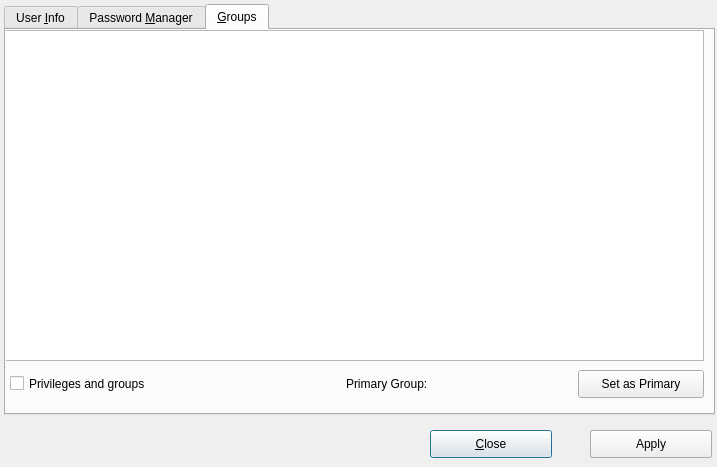
This is ui/UserProperties.ui in xen0vas/UserManager as Qt 5 draws it before an edit. The edited form follows.
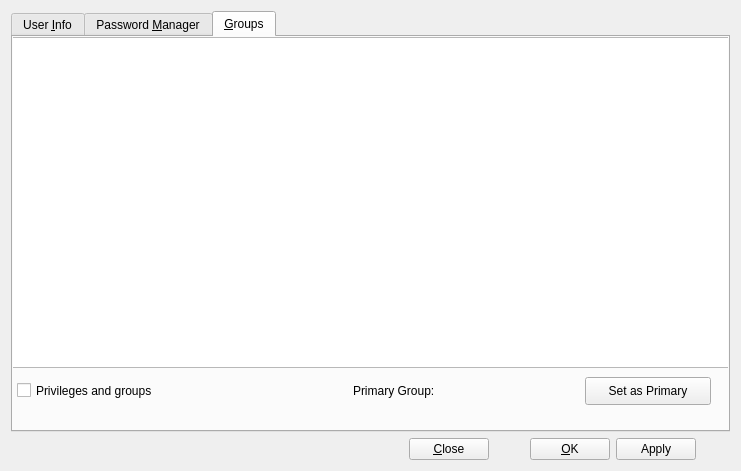
This is the edited form. The open tabs and pages were chosen to show the change. Icons and pictures are not drawn.

Patch:
```diff
--- a/ui/UserProperties.ui
+++ b/ui/UserProperties.ui
@@ -6,8 +6,8 @@
    <rect>
     <x>0</x>
     <y>0</y>
-    <width>717</width>
-    <height>467</height>
+    <width>741</width>
+    <height>471</height>
    </rect>
   </property>
   <property name="windowTitle">
@@ -17,49 +17,9 @@
    <iconset resource="../resources/images.qrc">
     <normaloff>:/new/prefix1/images/adduser.jpeg</normaloff>:/new/prefix1/images/adduser.jpeg</iconset>
   </property>
-  <widget class="QPushButton" name="closeBtn">
-   <property name="geometry">
-    <rect>
-     <x>430</x>
-     <y>430</y>
-     <width>122</width>
-     <height>28</height>
-    </rect>
-   </property>
-   <property name="text">
-    <string>&amp;Close</string>
-   </property>
-   <property name="icon">
-    <iconset resource="../resources/images.qrc">
-     <normaloff>:/new/prefix1/images/cancel.png</normaloff>:/new/prefix1/images/cancel.png</iconset>
-   </property>
-  </widget>
-  <widget class="QPushButton" name="ok">
-   <property name="geometry">
-    <rect>
-     <x>590</x>
-     <y>430</y>
-     <width>121</width>
-     <height>28</height>
-    </rect>
-   </property>
-   <property name="text">
-    <string>&amp;OK</string>
-   </property>
-   <property name="icon">
-    <iconset resource="../resources/images.qrc">
-     <normaloff>:/new/prefix1/images/ok.png</normaloff>:/new/prefix1/images/ok.png</iconset>
-   </property>
-  </widget>
+  <layout class="QVBoxLayout" name="verticalLayout">
+   <item>
   <widget class="QTabWidget" name="tabWidget">
-   <property name="geometry">
-    <rect>
-     <x>4</x>
-     <y>4</y>
-     <width>711</width>
-     <height>411</height>
-    </rect>
-   </property>
    <property name="toolTip">
     <string>&lt;html&gt;&lt;head&gt;&lt;meta name=&quot;qrichtext&quot; content=&quot;1&quot; /&gt;&lt;style type=&quot;text/css&quot;&gt;
 p, li { white-space: pre-wrap; }
@@ -810,7 +770,7 @@
       <rect>
        <x>-3</x>
        <y>0</y>
-       <width>701</width>
+         <width>721</width>
        <height>331</height>
       </rect>
      </property>
@@ -920,15 +880,59 @@
     </widget>
    </widget>
   </widget>
+   </item>
+   <item>
+    <layout class="QHBoxLayout" name="horizontalLayout">
+     <item>
+      <spacer name="horizontalSpacer">
+       <property name="orientation">
+        <enum>Qt::Horizontal</enum>
+       </property>
+       <property name="sizeHint" stdset="0">
+        <size>
+         <width>398</width>
+         <height>20</height>
+        </size>
+       </property>
+      </spacer>
+     </item>
+     <item>
+      <widget class="QPushButton" name="closeBtn">
+       <property name="text">
+        <string>&amp;Close</string>
+       </property>
+       <property name="icon">
+        <iconset resource="../resources/images.qrc">
+         <normaloff>:/new/prefix1/images/cancel.png</normaloff>:/new/prefix1/images/cancel.png</iconset>
+       </property>
+      </widget>
+     </item>
+     <item>
+      <spacer name="horizontalSpacer_2">
+       <property name="orientation">
+        <enum>Qt::Horizontal</enum>
+       </property>
+       <property name="sizeHint" stdset="0">
+        <size>
+         <width>18</width>
+         <height>20</height>
+        </size>
+       </property>
+      </spacer>
+     </item>
+     <item>
+      <widget class="QPushButton" name="ok">
+       <property name="text">
+        <string>&amp;OK</string>
+       </property>
+       <property name="icon">
+        <iconset resource="../resources/images.qrc">
+         <normaloff>:/new/prefix1/images/ok.png</normaloff>:/new/prefix1/images/ok.png</iconset>
+       </property>
+      </widget>
+     </item>
+     <item>
   <widget class="QPushButton" name="add">
-   <property name="geometry">
-    <rect>
-     <x>590</x>
-     <y>430</y>
-     <width>122</width>
-     <height>28</height>
-    </rect>
-   </property>
    <property name="sizePolicy">
     <sizepolicy hsizetype="Preferred" vsizetype="Fixed">
      <horstretch>0</horstretch>
@@ -943,6 +947,23 @@
      <normaloff>:/new/prefix1/images/adduser.jpeg</normaloff>:/new/prefix1/images/adduser.jpeg</iconset>
    </property>
   </widget>
+     </item>
+     <item>
+      <spacer name="horizontalSpacer_3">
+       <property name="orientation">
+        <enum>Qt::Horizontal</enum>
+       </property>
+       <property name="sizeHint" stdset="0">
+        <size>
+         <width>13</width>
+         <height>20</height>
+        </size>
+       </property>
+      </spacer>
+     </item>
+    </layout>
+   </item>
+  </layout>
  </widget>
  <resources>
   <include location="../resources/images.qrc"/>
```
Left out of the diff: 400 changed lines with no effect on the pictures. Lines whose indentation alone changed are shown as unchanged.
